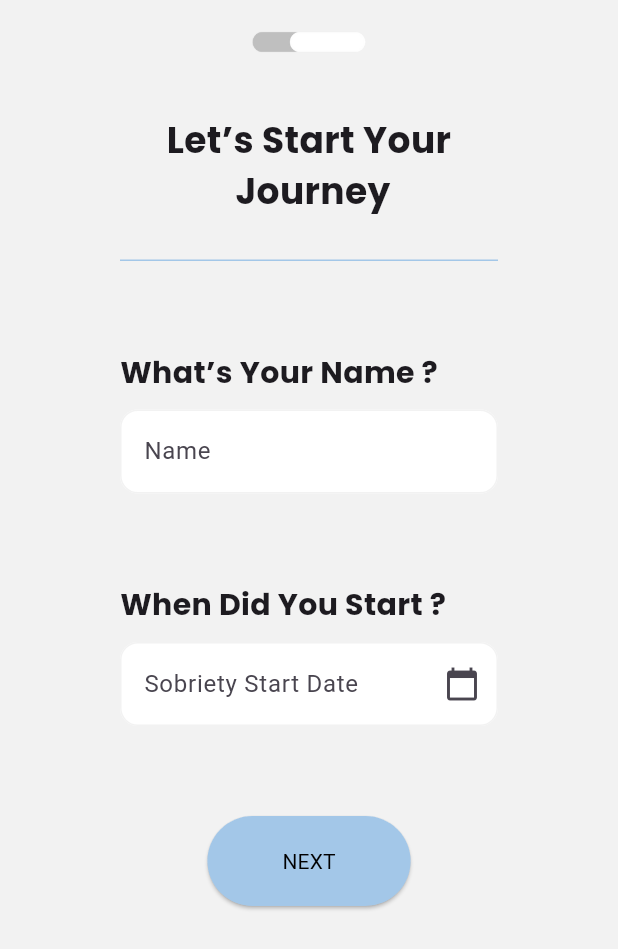
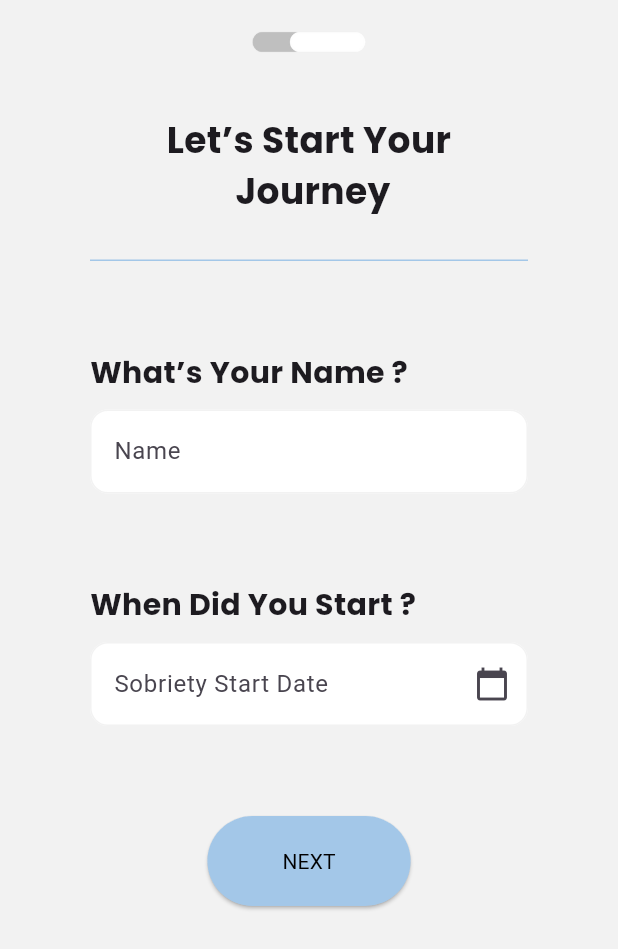
Before and after one commit to vahe-hass/sober-app, a Flutter app: the screen it shows after launch, after a tap on "GET STARTED", on a phone screen of 412 x 824 dp. Shown: the top 949 px of the screen. Run offline on Flutter 3.47's test engine with Material 3 defaults, Android fonts, the phone set to English and light mode, and no system bars; our stand-ins replace shared_preferences; project files that could hold a hidden picture were left out.

```diff
--- a/lib/main.dart
+++ b/lib/main.dart
@@ -1,6 +1,6 @@
 import 'package:flutter/material.dart';
 import 'package:shared_preferences/shared_preferences.dart';
-import 'package:sober_app/theme/sober_main_theme.dart';
+import 'package:sober/theme/sober_main_theme.dart';
 import 'screens/home_screen.dart';
 import 'screens/user_form_screen.dart';
 import 'screens/splash_screen.dart';
@@ -27,7 +27,7 @@ class _MyAppState extends State<MyApp> {
   Widget build(BuildContext context) {
     return MaterialApp(
       title: 'Sober',
-      theme: appTheme(), // Use a custom theme defined in another file
+      theme: appTheme(),
       initialRoute: '/',
       routes: {
         '/': (context) => FutureBuilder<bool>(
--- a/lib/screens/user_form_screen.dart
+++ b/lib/screens/user_form_screen.dart
@@ -71,7 +71,7 @@ class _UserFormScreenState extends State<UserFormScreen> {
         children: [
           const SizedBox(height: 20),
           Container(
-            padding: const EdgeInsets.symmetric(horizontal: 80.0),
+            padding: const EdgeInsets.symmetric(horizontal: 60.0),
             child: const Text(
               'Let’s Start Your \n Journey',
               textAlign: TextAlign.center,
@@ -83,7 +83,7 @@ class _UserFormScreenState extends State<UserFormScreen> {
             ),
           ),
           Container(
-            margin: const EdgeInsets.symmetric(horizontal: 80.0),
+            margin: const EdgeInsets.symmetric(horizontal: 60.0),
             height: 30,
             decoration: const BoxDecoration(
               border: Border(
@@ -96,7 +96,7 @@ class _UserFormScreenState extends State<UserFormScreen> {
           ),
           const SizedBox(height: 60),
           Padding(
-            padding: const EdgeInsets.symmetric(horizontal: 80.0),
+            padding: const EdgeInsets.symmetric(horizontal: 60.0),
             child: Form(
               key: _formKey,
               child: Column(
@@ -123,11 +123,14 @@ class _UserFormScreenState extends State<UserFormScreen> {
                       labelText: 'Name',
                       enabledBorder: OutlineInputBorder(
                         borderRadius: BorderRadius.circular(12.0),
-                        borderSide: BorderSide(color: Color(0xFFf2f2f2)), // Default border color
+                        borderSide: BorderSide(
+                            color: Color(0xFFf2f2f2)), // Default border color
                       ),
                       focusedBorder: OutlineInputBorder(
                         borderRadius: BorderRadius.circular(12.0),
-                        borderSide: BorderSide(color: Color(0xFFa3c7e8)), // Border color when focused
+                        borderSide: BorderSide(
+                            color:
+                                Color(0xFFa3c7e8)), // Border color when focused
                       ),
                     ),
                     validator: (value) {
@@ -160,11 +163,14 @@ class _UserFormScreenState extends State<UserFormScreen> {
                       labelText: 'Sobriety Start Date',
                       enabledBorder: OutlineInputBorder(
                         borderRadius: BorderRadius.circular(12.0),
-                        borderSide: BorderSide(color: Color(0xFFf2f2f2)), // Default border color
+                        borderSide: BorderSide(
+                            color: Color(0xFFf2f2f2)), // Default border color
                       ),
                       focusedBorder: OutlineInputBorder(
                         borderRadius: BorderRadius.circular(12.0),
-                        borderSide: BorderSide(color: Color(0xFFa3c7e8)), // Border color when focused
+                        borderSide: BorderSide(
+                            color:
+                                Color(0xFFa3c7e8)), // Border color when focused
                       ),
                       suffixIcon: Icon(Icons.calendar_today),
                     ),
--- a/pubspec.yaml
+++ b/pubspec.yaml
@@ -1,4 +1,4 @@
-name: sober_app
+name: sober
 description: "A new Flutter project."
 # The following line prevents the package from being accidentally published to
 # pub.dev using `flutter pub publish`. This is preferred for private packages.
```
Also changed, not shown: 1 other file.
